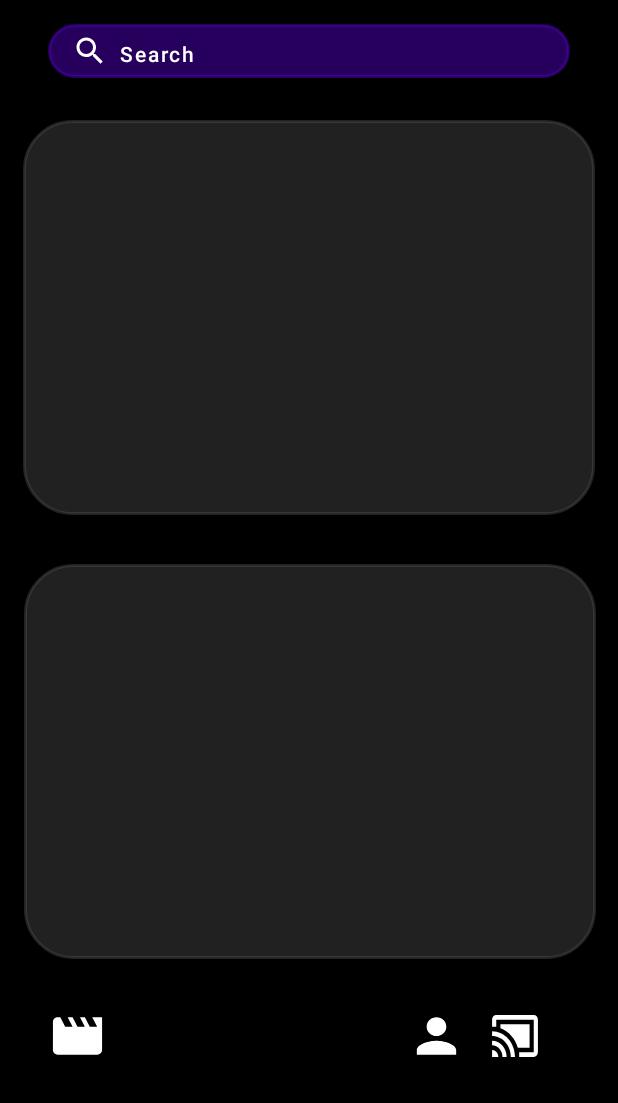
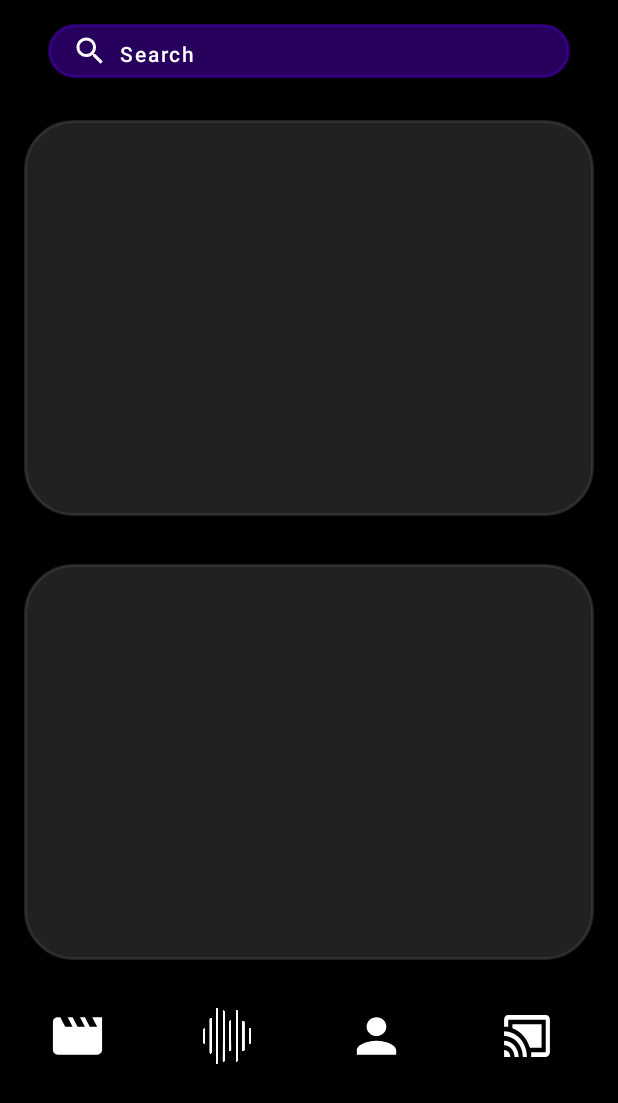
Before and after one commit to nishanthan22/Reverb, an Android app: the screen it shows after launch (HomePage), on a phone screen of 412 x 824 dp. Shown: the top 1103 px of the screen. Run offline under Robolectric (Android 15) with nearby library versions, the phone set to English and light mode, and no system bars; Roboto replaces fonts that are not available here.

Commit message:
HomePage Updates by Anu

```diff
--- a/app/src/main/res/layout/activity_home_page.xml
+++ b/app/src/main/res/layout/activity_home_page.xml
@@ -36,44 +36,29 @@
     <LinearLayout
         android:layout_width="match_parent"
         android:layout_height="264dp"
-        android:layout_marginTop="16dp"
-        android:orientation="vertical">
-
-        <ImageView
-            android:id="@+id/transparent"
-            android:layout_width="381dp"
-            android:layout_height="263dp"
-            android:layout_gravity="center"
         android:layout_marginStart="16dp"
         android:layout_marginLeft="16dp"
+        android:layout_marginTop="16dp"
         android:layout_marginEnd="16dp"
         android:layout_marginRight="16dp"
-            app:srcCompat="@drawable/lay" />
-
-    </LinearLayout>
+        android:background="@drawable/lay"
+        android:orientation="vertical" />
 
     <LinearLayout
         android:layout_width="match_parent"
-        android:layout_height="312dp"
-        android:orientation="vertical">
-
-        <ImageView
-            android:id="@+id/transparent1"
-            android:layout_width="381dp"
-            android:layout_height="263dp"
+        android:layout_height="264dp"
         android:layout_marginStart="16dp"
         android:layout_marginLeft="16dp"
         android:layout_marginTop="32dp"
         android:layout_marginEnd="16dp"
         android:layout_marginRight="16dp"
-            app:srcCompat="@drawable/lay" />
-
-    </LinearLayout>
+        android:background="@drawable/lay"
+        android:orientation="vertical" />
 
     <LinearLayout
         android:layout_width="match_parent"
         android:layout_height="wrap_content"
-        android:layout_marginTop="16dp"
+        android:layout_marginTop="32dp"
         android:orientation="horizontal">
 
         <Button
@@ -86,11 +71,21 @@
             app:backgroundTint="#fff" />
 
         <Button
+            android:id="@+id/MusicPlayer"
+            android:layout_width="32dp"
+            android:layout_height="37dp"
+            android:layout_marginStart="64dp"
+            android:layout_marginLeft="64dp"
+            android:background="@drawable/sound"
+            android:backgroundTint="#fff"
+            app:backgroundTint="#fff" />
+
+        <Button
             android:id="@+id/User"
             android:layout_width="39dp"
             android:layout_height="37dp"
-            android:layout_marginStart="200dp"
-            android:layout_marginLeft="200dp"
+            android:layout_marginStart="64dp"
+            android:layout_marginLeft="64dp"
             android:background="@drawable/user"
             android:gravity="center_horizontal"
             app:backgroundTint="#fff" />
@@ -99,8 +94,8 @@
             android:id="@+id/Chromecast"
             android:layout_width="33dp"
             android:layout_height="37dp"
-            android:layout_marginStart="16dp"
-            android:layout_marginLeft="16dp"
+            android:layout_marginStart="64dp"
+            android:layout_marginLeft="64dp"
             android:background="@drawable/ic_baseline_cast_connected_24"
             app:backgroundTint="#fff" />
 
```
Also changed, not shown: app/src/main/res/drawable/sound.png (added). Lines whose indentation alone changed are shown as unchanged.
